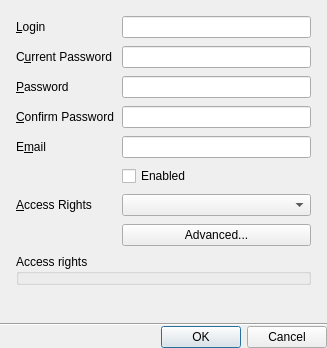
The window that client/src/ui/dialogs/user_settings_dialog.ui (networkoptix/nx_open) describes before a commit, drawn with Qt 5.
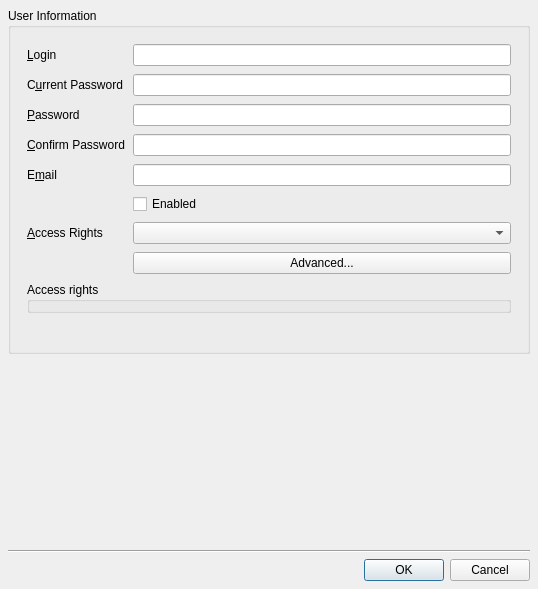
The same window after the commit. Custom widgets are drawn as their Qt base class.

Commit message:
VMS-2293: Create dialog for access rights setup
<==== Mercurial data ====>
Branch: dev_3.0.0_gui

What changed in the file:
```diff
--- a/client/src/ui/dialogs/user_settings_dialog.ui
+++ b/client/src/ui/dialogs/user_settings_dialog.ui
@@ -6,8 +6,8 @@
    <rect>
     <x>0</x>
     <y>0</y>
-    <width>327</width>
-    <height>352</height>
+    <width>538</width>
+    <height>589</height>
    </rect>
   </property>
   <property name="sizePolicy">
@@ -19,33 +19,33 @@
   <property name="windowTitle">
    <string>Create New User</string>
   </property>
-  <layout class="QVBoxLayout" name="verticalLayout">
-   <property name="spacing">
-    <number>0</number>
-   </property>
-   <property name="sizeConstraint">
-    <enum>QLayout::SetMinAndMaxSize</enum>
-   </property>
+  <layout class="QVBoxLayout" name="verticalLayout" stretch="0,1,0,0">
    <property name="leftMargin">
-    <number>0</number>
+    <number>8</number>
    </property>
    <property name="topMargin">
-    <number>0</number>
+    <number>8</number>
    </property>
    <property name="rightMargin">
-    <number>0</number>
+    <number>8</number>
    </property>
    <property name="bottomMargin">
-    <number>0</number>
+    <number>8</number>
    </property>
    <item>
-    <widget class="QWidget" name="widget" native="true">
+    <widget class="QGroupBox" name="userInfoGroupBox">
      <property name="sizePolicy">
       <sizepolicy hsizetype="Preferred" vsizetype="Fixed">
        <horstretch>0</horstretch>
        <verstretch>0</verstretch>
       </sizepolicy>
      </property>
+     <property name="title">
+      <string>User Information</string>
+     </property>
+     <property name="flat">
+      <bool>true</bool>
+     </property>
      <layout class="QFormLayout" name="formLayout">
       <property name="horizontalSpacing">
        <number>8</number>
@@ -230,6 +230,9 @@
      </layout>
     </widget>
    </item>
+   <item>
+    <widget class="QnUserAccessRightsWidget" name="accessRightsWidget" native="true"/>
+   </item>
    <item>
     <widget class="Line" name="line">
      <property name="orientation">
@@ -249,6 +252,14 @@
    </item>
   </layout>
  </widget>
+ <customwidgets>
+  <customwidget>
+   <class>QnUserAccessRightsWidget</class>
+   <extends>QWidget</extends>
+   <header location="global">ui/widgets/properties/user_access_rights_widget.h</header>
+   <container>1</container>
+  </customwidget>
+ </customwidgets>
  <tabstops>
   <tabstop>loginEdit</tabstop>
   <tabstop>currentPasswordEdit</tabstop>
```
The commit also changes 10 other files.
